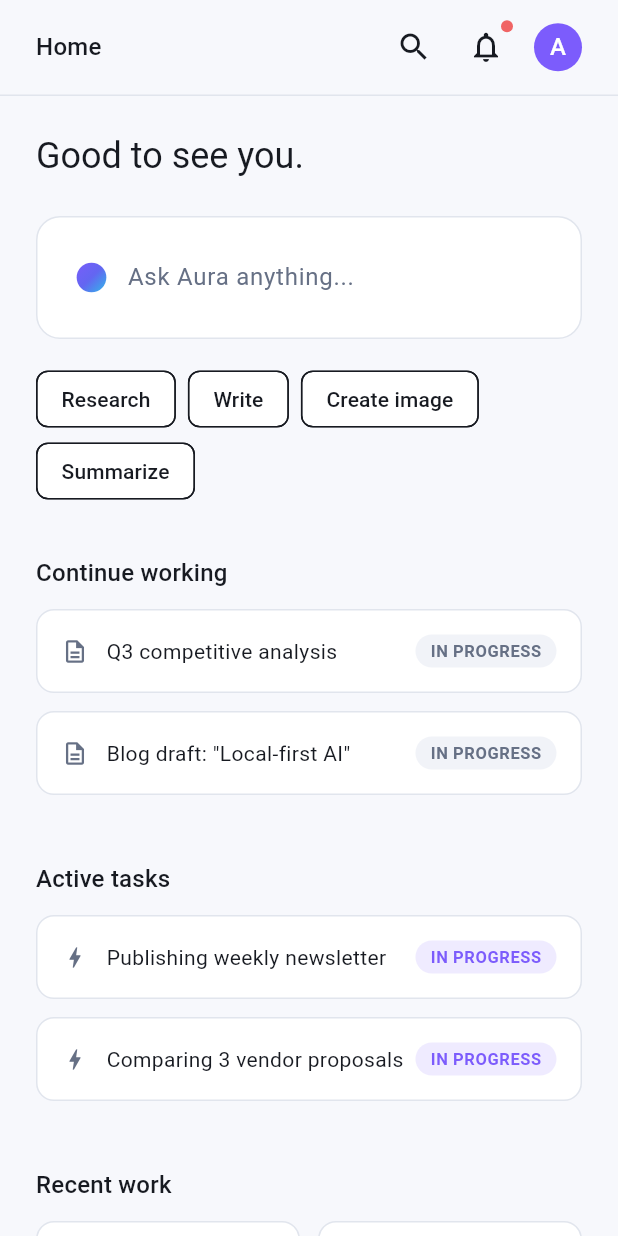
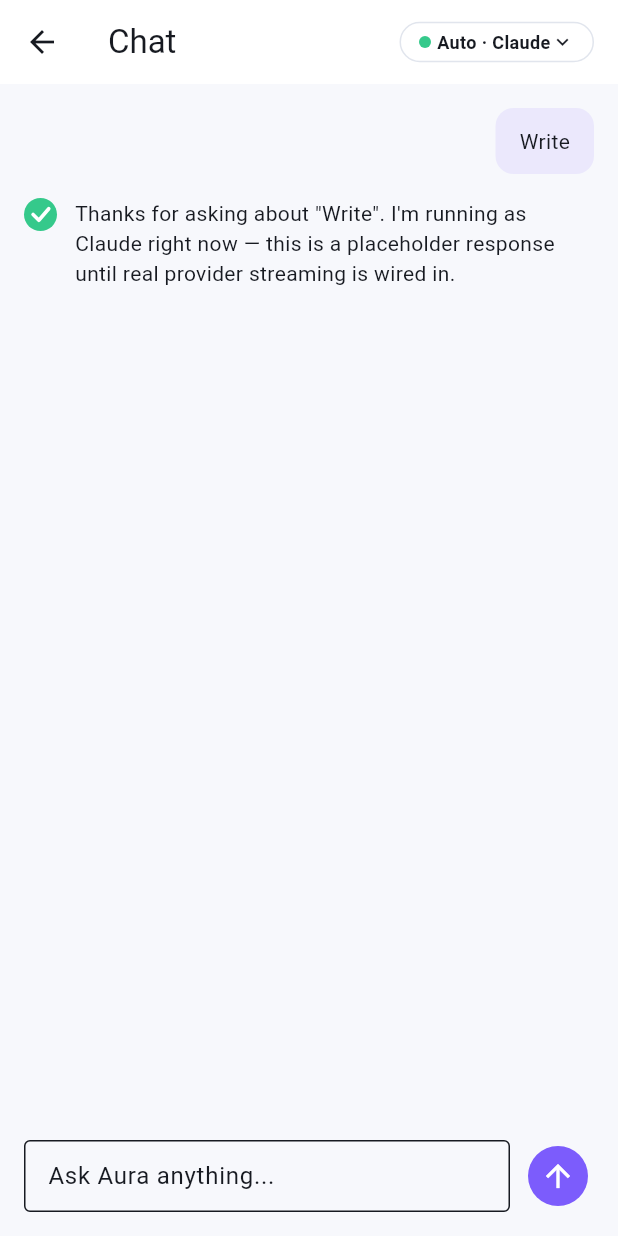
Before and after one commit to Bravo111034/word-footnotes-bibliography-mcp, a Flutter app: the HomeScreen screen opened directly, after a tap on "Write", on a phone screen of 412 x 824 dp. Run offline on Flutter 3.47's test engine with Material 3 defaults, Android fonts, the phone set to English and light mode, and no system bars; our stand-ins replace flutter_riverpod, shared_preferences; accounts and stored records are empty.

Commit message:
Add Phase 2: AI chat + multi-model engine, fix flaky animation tests
New packages/aura_ai_gateway: a unified AiGateway interface over
AiProvider (Claude, GPT, Gemini, local/offline) with streaming
completions, backed by MockAiGateway until real provider SDKs are
wired in. Adds ChatScreen, ModelSelector, and a Riverpod
ChatController that streams gateway output into the message list.
Home's quick actions and the Command Palette now open Chat with the
selected prompt.

Also fixes apps/mobile/test/app_test.dart, which started failing
CI: pumpAndSettle never converges against AuraIntelligenceIndicator's
repeating animation. Replaced with bounded pump() calls in both that
test and the new chat screen test.

Co-Authored-By: Claude Sonnet 5 <noreply@anthropic.com>
Claude-Session: https://claude.ai/code/session_016Z22mv3pJGQ3NkxaP4vouy

```diff
--- /dev/null
+++ b/apps/mobile/lib/core/state/chat_state.dart
@@ -0,0 +1,74 @@
+import 'dart:async';
+
+import 'package:aura_ai_gateway/aura_ai_gateway.dart';
+import 'package:flutter_riverpod/flutter_riverpod.dart';
+
+/// Which [AiProvider] backs each [AiMode] preset, until per-mode routing
+/// (cost/latency-aware selection) replaces this fixed map.
+const _modeProviders = {
+  AiMode.auto: AiProvider.anthropic,
+  AiMode.fast: AiProvider.anthropic,
+  AiMode.balanced: AiProvider.openai,
+  AiMode.deep: AiProvider.anthropic,
+  AiMode.research: AiProvider.gemini,
+  AiMode.creative: AiProvider.openai,
+};
+
+final aiGatewayProvider = Provider<AiGateway>((ref) => const MockAiGateway());
+
+final aiModeProvider = StateProvider<AiMode>((ref) => AiMode.auto);
+
+/// The provider actually used when [AiMode.custom] is selected.
+final customProviderProvider = StateProvider<AiProvider>((ref) => AiProvider.anthropic);
+
+/// Resolves the active [AiMode] (and, for custom, the pinned provider) to
+/// the [AiProvider] that should serve the next message.
+final activeProviderProvider = Provider<AiProvider>((ref) {
+  final mode = ref.watch(aiModeProvider);
+  if (mode == AiMode.custom) return ref.watch(customProviderProvider);
+  return _modeProviders[mode]!;
+});
+
+class ChatController extends StateNotifier<List<ChatMessage>> {
+  ChatController(this._ref) : super(const []);
+
+  final Ref _ref;
+  StreamSubscription<String>? _subscription;
+
+  Future<void> sendMessage(String text) async {
+    final trimmed = text.trim();
+    if (trimmed.isEmpty) return;
+
+    state = [...state, ChatMessage(role: ChatRole.user, content: trimmed)];
+    state = [...state, const ChatMessage(role: ChatRole.assistant, content: '', isStreaming: true)];
+
+    final gateway = _ref.read(aiGatewayProvider);
+    final provider = _ref.read(activeProviderProvider);
+
+    await _subscription?.cancel();
+    final buffer = StringBuffer();
+    _subscription = gateway.streamCompletion(state, provider: provider).listen(
+      (chunk) {
+        buffer.write(chunk);
+        _replaceLastAssistantMessage(buffer.toString(), isStreaming: true);
+      },
+      onDone: () => _replaceLastAssistantMessage(buffer.toString(), isStreaming: false),
+    );
+  }
+
+  void _replaceLastAssistantMessage(String content, {required bool isStreaming}) {
+    final updated = [...state];
+    updated[updated.length - 1] = updated.last.copyWith(content: content, isStreaming: isStreaming);
+    state = updated;
+  }
+
+  @override
+  void dispose() {
+    _subscription?.cancel();
+    super.dispose();
+  }
+}
+
+final chatControllerProvider = StateNotifierProvider<ChatController, List<ChatMessage>>((ref) {
+  return ChatController(ref);
+});
--- /dev/null
+++ b/apps/mobile/lib/features/chat/chat_screen.dart
@@ -0,0 +1,142 @@
+import 'package:aura_ai_gateway/aura_ai_gateway.dart';
+import 'package:aura_ui/aura_ui.dart';
+import 'package:flutter/material.dart';
+import 'package:flutter_riverpod/flutter_riverpod.dart';
+
+import '../../core/state/chat_state.dart';
+import 'model_selector.dart';
+
+/// The chat workspace (spec §11-13): a conversation column with user cards
+/// and bare Aura responses (no bubbles), a thinking indicator while the
+/// reply streams, and a model selector in the app bar.
+class ChatScreen extends ConsumerStatefulWidget {
+  const ChatScreen({super.key, this.initialMessage});
+
+  final String? initialMessage;
+
+  @override
+  ConsumerState<ChatScreen> createState() => _ChatScreenState();
+}
+
+class _ChatScreenState extends ConsumerState<ChatScreen> {
+  final _controller = TextEditingController();
+  final _scrollController = ScrollController();
+
+  @override
+  void initState() {
+    super.initState();
+    final initial = widget.initialMessage;
+    if (initial != null && initial.trim().isNotEmpty) {
+      WidgetsBinding.instance.addPostFrameCallback((_) => _send(initial));
+    }
+  }
+
+  @override
+  void dispose() {
+    _controller.dispose();
+    _scrollController.dispose();
+    super.dispose();
+  }
+
+  void _send([String? text]) {
+    final value = text ?? _controller.text;
+    if (value.trim().isEmpty) return;
+    ref.read(chatControllerProvider.notifier).sendMessage(value);
+    _controller.clear();
+  }
+
+  @override
+  Widget build(BuildContext context) {
+    final messages = ref.watch(chatControllerProvider);
+
+    return Scaffold(
+      appBar: AppBar(
+        title: const Text('Chat'),
+        actions: const [Padding(padding: EdgeInsets.only(right: AuraSpace.md), child: ModelSelector())],
+      ),
+      body: Column(
+        children: [
+          Expanded(
+            child: messages.isEmpty
+                ? Center(child: Text('Ask Aura anything to get started.', style: TextStyle(color: context.aura.text2)))
+                : ListView.builder(
+                    controller: _scrollController,
+                    padding: const EdgeInsets.all(AuraSpace.md),
+                    itemCount: messages.length,
+                    itemBuilder: (context, i) => _MessageTile(message: messages[i]),
+                  ),
+          ),
+          SafeArea(
+            top: false,
+            child: Padding(
+              padding: const EdgeInsets.all(AuraSpace.md),
+              child: Row(
+                children: [
+                  Expanded(
+                    child: TextField(
+                      controller: _controller,
+                      onSubmitted: (_) => _send(),
+                      decoration: const InputDecoration(
+                        hintText: 'Ask Aura anything...',
+                        border: OutlineInputBorder(),
+                        isDense: true,
+                      ),
+                    ),
+                  ),
+                  const SizedBox(width: AuraSpace.xs),
+                  IconButton.filled(onPressed: () => _send(), icon: const Icon(Icons.arrow_upward)),
+                ],
+              ),
+            ),
+          ),
+        ],
+      ),
+    );
+  }
+}
+
+class _MessageTile extends StatelessWidget {
+  const _MessageTile({required this.message});
+
+  final ChatMessage message;
+
+  @override
+  Widget build(BuildContext context) {
+    final isUser = message.role == ChatRole.user;
+
+    if (isUser) {
+      return Align(
+        alignment: Alignment.centerRight,
+        child: Container(
+          margin: const EdgeInsets.only(bottom: AuraSpace.md),
+          padding: const EdgeInsets.symmetric(horizontal: AuraSpace.md, vertical: AuraSpace.sm),
+          constraints: const BoxConstraints(maxWidth: 320),
+          decoration: BoxDecoration(
+            color: AuraColors.violet.withValues(alpha: 0.1),
+            borderRadius: BorderRadius.circular(AuraRadius.lg),
+          ),
+          child: Text(message.content),
+        ),
+      );
+    }
+
+    return Padding(
+      padding: const EdgeInsets.only(bottom: AuraSpace.lg),
+      child: Row(
+        crossAxisAlignment: CrossAxisAlignment.start,
+        children: [
+          AuraIntelligenceIndicator(
+            state: message.isStreaming ? AuraState.thinking : AuraState.complete,
+            size: 22,
+          ),
+          const SizedBox(width: AuraSpace.sm),
+          Expanded(
+            child: message.content.isEmpty
+                ? Text('Thinking…', style: TextStyle(color: context.aura.text2, fontStyle: FontStyle.italic))
+                : Text(message.content),
+          ),
+        ],
+      ),
+    );
+  }
+}
--- /dev/null
+++ b/apps/mobile/lib/features/chat/model_selector.dart
@@ -0,0 +1,51 @@
+import 'package:aura_ai_gateway/aura_ai_gateway.dart';
+import 'package:aura_ui/aura_ui.dart';
+import 'package:flutter/material.dart';
+import 'package:flutter_riverpod/flutter_riverpod.dart';
+
+import '../../core/state/chat_state.dart';
+
+/// The Auto / Fast / Balanced / Deep / Research / Creative / Custom picker
+/// (spec §15), shown as a menu button with a provider-status pill.
+class ModelSelector extends ConsumerWidget {
+  const ModelSelector({super.key});
+
+  @override
+  Widget build(BuildContext context, WidgetRef ref) {
+    final mode = ref.watch(aiModeProvider);
+    final provider = ref.watch(activeProviderProvider);
+    final gateway = ref.watch(aiGatewayProvider);
+    final available = gateway.isAvailable(provider);
+
+    return PopupMenuButton<AiMode>(
+      initialValue: mode,
+      onSelected: (m) => ref.read(aiModeProvider.notifier).state = m,
+      itemBuilder: (context) => AiMode.values
+          .map((m) => PopupMenuItem(value: m, child: Text(m.displayName)))
+          .toList(),
+      child: Container(
+        padding: const EdgeInsets.symmetric(horizontal: AuraSpace.sm, vertical: AuraSpace.xxs),
+        decoration: BoxDecoration(
+          border: Border.all(color: context.aura.border),
+          borderRadius: BorderRadius.circular(AuraRadius.pill),
+        ),
+        child: Row(
+          mainAxisSize: MainAxisSize.min,
+          children: [
+            Container(
+              width: 8,
+              height: 8,
+              decoration: BoxDecoration(
+                color: available ? AuraColors.success : AuraColors.error,
+                shape: BoxShape.circle,
+              ),
+            ),
+            const SizedBox(width: AuraSpace.xxs),
+            Text('${mode.displayName} · ${provider.displayName}', style: const TextStyle(fontSize: 12, fontWeight: FontWeight.w600)),
+            const Icon(Icons.expand_more, size: 16),
+          ],
+        ),
+      ),
+    );
+  }
+}
--- a/apps/mobile/lib/features/home/home_screen.dart
+++ b/apps/mobile/lib/features/home/home_screen.dart
@@ -2,6 +2,7 @@ import 'package:aura_ui/aura_ui.dart';
 import 'package:flutter/material.dart';
 
 import '../catalog/widget_catalog_screen.dart';
+import '../chat/chat_screen.dart';
 import '../command_palette/command_palette_overlay.dart';
 import '../notifications/notification_center_screen.dart';
 
@@ -38,7 +39,14 @@ class HomeScreen extends StatelessWidget {
           const SizedBox(height: AuraSpace.md),
           Wrap(
             spacing: AuraSpace.xs,
-            children: _quickActions.map((a) => ActionChip(label: Text(a), onPressed: () {})).toList(),
+            children: _quickActions
+                .map((a) => ActionChip(
+                      label: Text(a),
+                      onPressed: () => Navigator.of(context).push(
+                        MaterialPageRoute(builder: (_) => ChatScreen(initialMessage: a)),
+                      ),
+                    ))
+                .toList(),
           ),
           const SizedBox(height: AuraSpace.xl),
           const _SectionHeader('Continue working'),
--- a/apps/mobile/pubspec.yaml
+++ b/apps/mobile/pubspec.yaml
@@ -12,6 +12,8 @@ dependencies:
     sdk: flutter
   aura_ui:
     path: ../../packages/aura_ui
+  aura_ai_gateway:
+    path: ../../packages/aura_ai_gateway
   flutter_riverpod: ^2.5.1
   shared_preferences: ^2.2.3
 
--- /dev/null
+++ b/packages/aura_ai_gateway/analysis_options.yaml
@@ -0,0 +1 @@
+include: package:flutter_lints/flutter.yaml
--- /dev/null
+++ b/packages/aura_ai_gateway/lib/aura_ai_gateway.dart
@@ -0,0 +1,8 @@
+/// Unified multi-provider AI gateway: one interface over Anthropic, OpenAI,
+/// Gemini, and a local/offline model, with streaming completions.
+library aura_ai_gateway;
+
+export 'src/ai_provider.dart';
+export 'src/chat_message.dart';
+export 'src/ai_gateway.dart';
+export 'src/mock_ai_gateway.dart';
--- /dev/null
+++ b/packages/aura_ai_gateway/lib/src/ai_gateway.dart
@@ -0,0 +1,14 @@
+import 'ai_provider.dart';
+import 'chat_message.dart';
+
+/// The unified interface every provider backend implements: given a
+/// conversation so far, stream back the next assistant reply token by
+/// token (or chunk by chunk).
+abstract class AiGateway {
+  Stream<String> streamCompletion(List<ChatMessage> history, {required AiProvider provider});
+
+  /// Whether [provider] currently looks reachable (used to render the
+  /// status pills in the model selector). Real providers check auth/network;
+  /// [AiProvider.ollamaLocal] checks for a local runtime instead.
+  bool isAvailable(AiProvider provider);
+}
--- /dev/null
+++ b/packages/aura_ai_gateway/lib/src/ai_provider.dart
@@ -0,0 +1,32 @@
+/// The AI providers Aura can route a request to. Real wiring (API keys,
+/// SDKs, local inference) lands with the backend integration phase; the
+/// gateway interface is stable now so chat UI can be built against it.
+enum AiProvider { anthropic, openai, gemini, ollamaLocal }
+
+extension AiProviderLabel on AiProvider {
+  String get displayName => switch (this) {
+        AiProvider.anthropic => 'Claude',
+        AiProvider.openai => 'GPT',
+        AiProvider.gemini => 'Gemini',
+        AiProvider.ollamaLocal => 'Local (offline)',
+      };
+
+  bool get isOffline => this == AiProvider.ollamaLocal;
+}
+
+/// The model-selector presets from the roadmap (spec §15): each maps to a
+/// provider + a request for speed vs. depth. "Custom" lets the user pin a
+/// specific [AiProvider] directly.
+enum AiMode { auto, fast, balanced, deep, research, creative, custom }
+
+extension AiModeLabel on AiMode {
+  String get displayName => switch (this) {
+        AiMode.auto => 'Auto',
+        AiMode.fast => 'Fast',
+        AiMode.balanced => 'Balanced',
+        AiMode.deep => 'Deep',
+        AiMode.research => 'Research',
+        AiMode.creative => 'Creative',
+        AiMode.custom => 'Custom',
+      };
+}
--- /dev/null
+++ b/packages/aura_ai_gateway/lib/src/chat_message.dart
@@ -0,0 +1,19 @@
+enum ChatRole { user, assistant }
+
+/// One message in a conversation. Immutable; a streaming assistant reply is
+/// modeled by replacing the message with an updated copy as tokens arrive.
+class ChatMessage {
+  const ChatMessage({required this.role, required this.content, this.isStreaming = false});
+
+  final ChatRole role;
+  final String content;
+  final bool isStreaming;
+
+  ChatMessage copyWith({String? content, bool? isStreaming}) {
+    return ChatMessage(
+      role: role,
+      content: content ?? this.content,
+      isStreaming: isStreaming ?? this.isStreaming,
+    );
+  }
+}
--- /dev/null
+++ b/packages/aura_ai_gateway/lib/src/mock_ai_gateway.dart
@@ -0,0 +1,34 @@
+import 'ai_gateway.dart';
+import 'ai_provider.dart';
+import 'chat_message.dart';
+
+/// A stand-in [AiGateway] that streams back a canned, provider-flavored
+/// reply word by word. Lets the chat UI, model selector, and persistence be
+/// built and tested end-to-end before real provider SDKs (Anthropic,
+/// OpenAI, Gemini) and local inference (llama.cpp/Ollama) are wired in.
+class MockAiGateway implements AiGateway {
+  const MockAiGateway({this.wordDelay = const Duration(milliseconds: 40)});
+
+  final Duration wordDelay;
+
+  @override
+  bool isAvailable(AiProvider provider) => true;
+
+  @override
+  Stream<String> streamCompletion(List<ChatMessage> history, {required AiProvider provider}) async* {
+    final lastUserMessage = history.lastWhere(
+      (m) => m.role == ChatRole.user,
+      orElse: () => const ChatMessage(role: ChatRole.user, content: ''),
+    );
+
+    final reply = 'Thanks for asking${lastUserMessage.content.isEmpty ? '' : ' about "${lastUserMessage.content}"'}. '
+        "I'm running as ${provider.displayName} right now — this is a placeholder response until real "
+        'provider streaming is wired in.';
+
+    final words = reply.split(' ');
+    for (var i = 0; i < words.length; i++) {
+      await Future<void>.delayed(wordDelay);
+      yield i == 0 ? words[i] : ' ${words[i]}';
+    }
+  }
+}
```
Also changed, not shown: apps/mobile/lib/features/command_palette/command_palette_overlay.dart (+13 -5 lines), packages/aura_ai_gateway/pubspec.yaml (added, +19 -0 lines), 5 other files.
